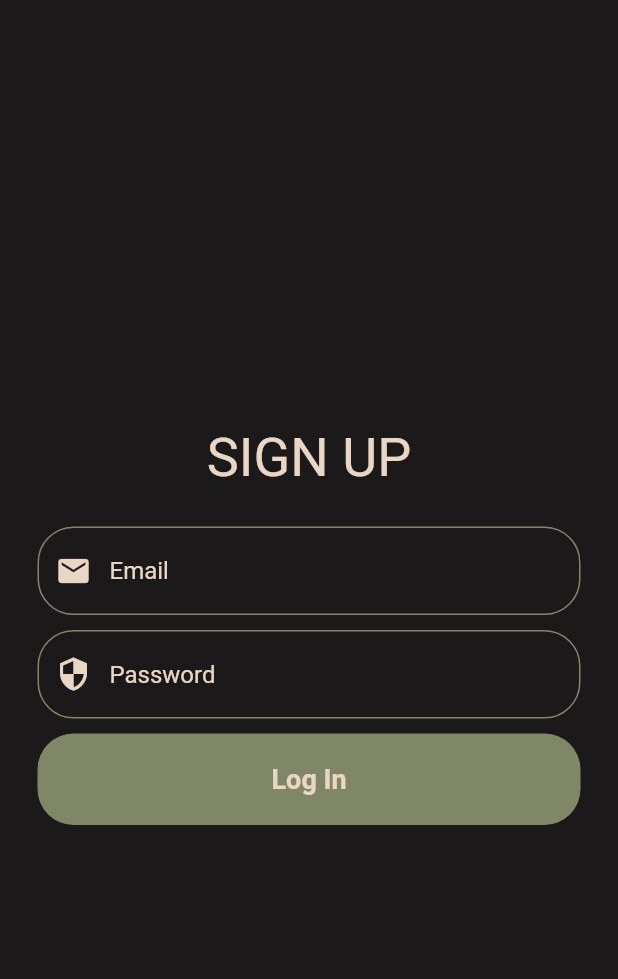
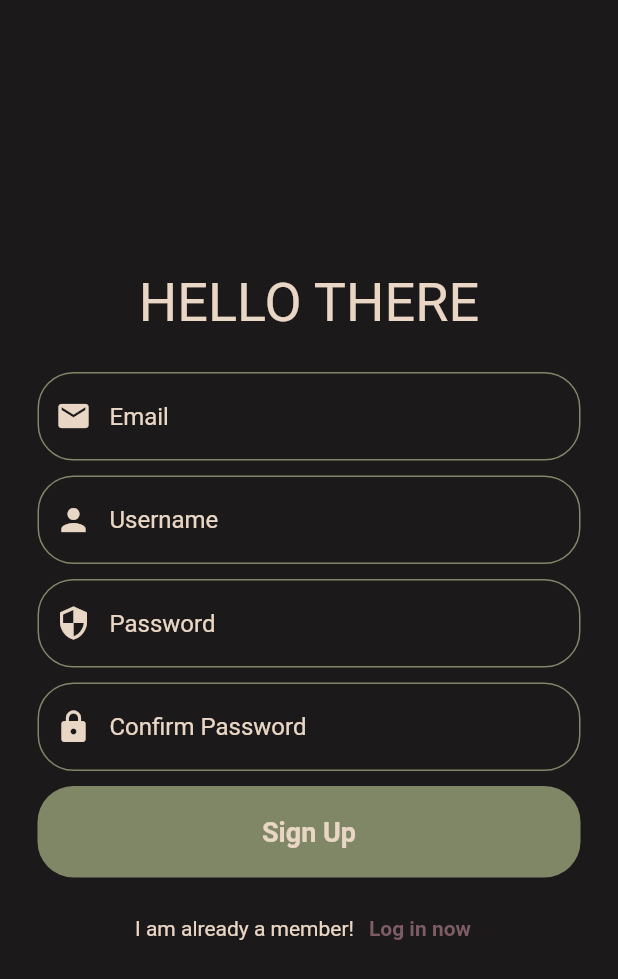
Before and after one commit to riyapatel25/BlockTalk, a Flutter app: the SignUp screen opened directly, on a phone screen of 412 x 824 dp. Shown: the top 979 px of the screen. Run offline on Flutter 3.47's test engine with Material 2 defaults, Android fonts, the phone set to English and light mode, and no system bars.

Commit message:
sign up page UI

```diff
--- a/lib/pages/SignUp.dart
+++ b/lib/pages/SignUp.dart
@@ -1,4 +1,8 @@
 import 'package:flutter/material.dart';
+// import 'SignUp.dart';
+import 'LogIn.dart';
+
+// import 'package:firebase_auth/firebase_auth.dart';
 
 class SignUp extends StatefulWidget {
   @override
@@ -6,6 +10,17 @@ class SignUp extends StatefulWidget {
 }
 
 class _SignUpState extends State<SignUp> {
+//text controllers
+  // final _emailController = TextEditingController();
+  // final _passwordController = TextEditingController();
+
+//method for log in
+  // Future logIn() async {
+  //   await FirebaseAuth.instance.signInWithEmailAndPassword(
+  //     email: _emailController.text.trim(),
+  //     password: _passwordController.text.trim(),
+  //   );
+  // }
   @override
   Widget build(BuildContext context) {
     return Scaffold(
@@ -16,15 +31,17 @@ class _SignUpState extends State<SignUp> {
                 child: Column(
                     mainAxisAlignment: MainAxisAlignment.center,
                     children: [
-              SizedBox(height: 20),
+              // SizedBox(height: 20),
+              // Spacer(flex:4),
               Text(
-                'SIGN UP',
+                'HELLO THERE',
                 style: TextStyle(
                   fontSize: 36,
                   color: Color(0xFFE9D6C4),
                 ),
               ),
               SizedBox(height: 25),
+
               //email box textfield
               Padding(
                 padding: EdgeInsets.symmetric(horizontal: 25.0),
@@ -52,6 +69,32 @@ class _SignUpState extends State<SignUp> {
               ),
               //space
               SizedBox(height: 10),
+              //username box textfield
+              Padding(
+                padding: EdgeInsets.symmetric(horizontal: 25.0),
+                child: TextField(
+                  // controller: _emailController,
+                  decoration: InputDecoration(
+                    enabledBorder: OutlineInputBorder(
+                      borderSide: BorderSide(color: Color(0xFF808767)),
+                      borderRadius: BorderRadius.circular(24),
+                    ),
+                    focusedBorder: OutlineInputBorder(
+                      borderSide: const BorderSide(
+                          color: Color.fromARGB(255, 133, 54, 123), width: 5),
+                      borderRadius: BorderRadius.circular(24),
+                    ),
+                    hintText: 'Username',
+                    hintStyle: TextStyle(
+                      color: Color(0xFFE9D6C4),
+                    ),
+                    prefixIcon: Icon(Icons.person, color: Color(0xFFE9D6C4)),
+                    fillColor: Color(0xFF1B191A),
+                    filled: true,
+                  ),
+                ),
+              ),
+              SizedBox(height: 10),
               //password textfield
               Padding(
                 padding: EdgeInsets.symmetric(horizontal: 25.0),
@@ -78,6 +121,32 @@ class _SignUpState extends State<SignUp> {
                 ),
               ),
               SizedBox(height: 10),
+              Padding(
+                padding: EdgeInsets.symmetric(horizontal: 25.0),
+                child: TextField(
+                  // controller: _passwordController,
+                  decoration: InputDecoration(
+                    enabledBorder: OutlineInputBorder(
+                      borderSide: BorderSide(color: Color(0xFF808767)),
+                      borderRadius: BorderRadius.circular(24),
+                    ),
+                    focusedBorder: OutlineInputBorder(
+                      borderSide: const BorderSide(
+                          color: Color.fromARGB(255, 133, 54, 123), width: 5),
+                      borderRadius: BorderRadius.circular(24),
+                    ),
+                    hintText: 'Confirm Password',
+                    hintStyle: TextStyle(
+                      color: Color(0xFFE9D6C4),
+                    ),
+                    prefixIcon: Icon(Icons.lock, color: Color(0xFFE9D6C4)),
+                    fillColor: Color(0xFF1B191A),
+                    filled: true,
+                  ),
+                ),
+              ),
+              SizedBox(height: 10),
+
               //log in button
               Padding(
                 padding: EdgeInsets.symmetric(horizontal: 25.0),
@@ -91,7 +160,7 @@ class _SignUpState extends State<SignUp> {
                   ),
                   child: const Center(
                     child: Text(
-                      'Log In',
+                      'Sign Up',
                       style: TextStyle(
                         color: Color(0xFFE9D6C4),
                         fontWeight: FontWeight.bold,
@@ -103,6 +172,42 @@ class _SignUpState extends State<SignUp> {
                 // ),
               ),
               SizedBox(height: 10),
+              //not a member yet
+              Row(mainAxisAlignment: MainAxisAlignment.center, children: [
+                Text(
+                  'I am already a member!',
+                  style: TextStyle(
+                    color: Color(0xFFE9D6C4),
+                    // fontWeight: FontWeight.bold,
+                    fontSize: 14,
+                  ),
+                ),
+                SizedBox(width: 2),
+                //sign up page redirect
+
+                TextButton(
+                  // style: ButtonStyle(
+                  //     backgroundColor: MaterialStateProperty.resolveWith<Color>(
+                  //       (Set<MaterialState> states) {
+                  //         if (states.contains(MaterialState.pressed)) return Theme.of(context).colorScheme.primary.withOpacity(0.5);
+                  //         return Color.fromARGB(255, 16, 10, 12); // Use the component's default.
+                  //       },
+                  //     ),
+                  // ),
+                  onPressed: () {
+                    Navigator.push(context,
+                        MaterialPageRoute(builder: (context) => LogIn()));
+                  },
+                  child: const Text(
+                    'Log in now',
+                    style: TextStyle(
+                      fontSize: 14,
+                      fontWeight: FontWeight.bold,
+                      color: Color(0xFF7D5C65),
+                    ),
+                  ),
+                ),
+              ])
             ]))));
   }
 }
```
